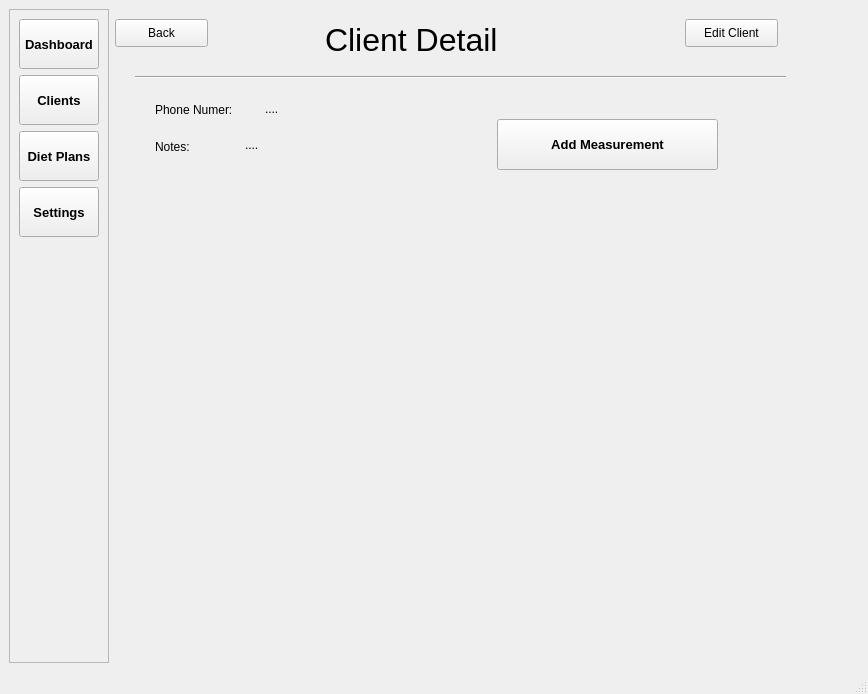
cavide-dev/dietician-client-tracker, file app/views/main_window.ui: the form before one commit.
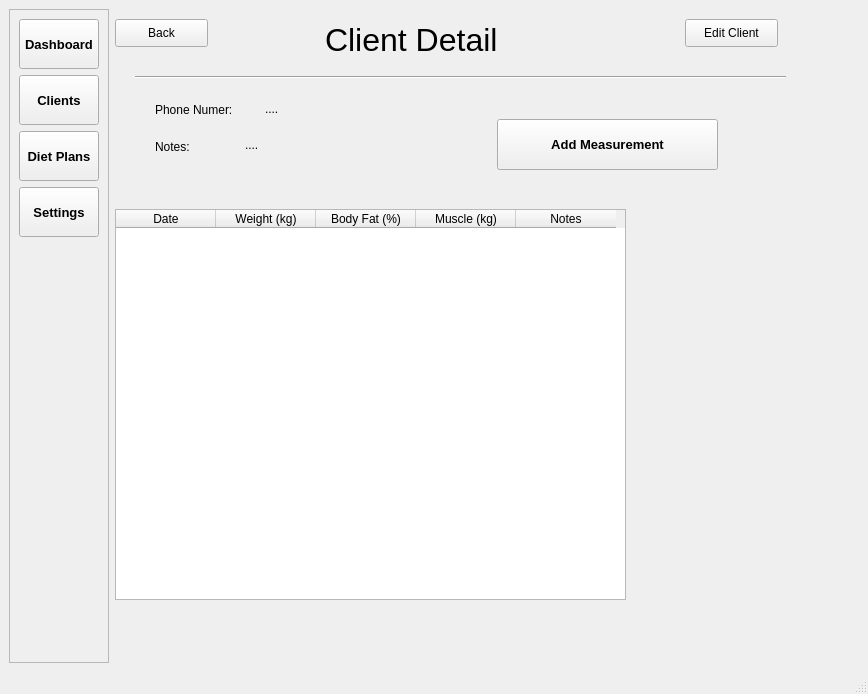
The form after the commit.

Commit message: feat: add measurements table to client detail view for tracking body metrics

```diff
--- a/app/views/main_window.ui
+++ b/app/views/main_window.ui
@@ -331,6 +331,41 @@
          <string>Add Measurement</string>
         </property>
        </widget>
+       <widget class="QTableWidget" name="table_measurements">
+        <property name="geometry">
+         <rect>
+          <x>0</x>
+          <y>200</y>
+          <width>511</width>
+          <height>391</height>
+         </rect>
+        </property>
+        <column>
+         <property name="text">
+          <string>Date</string>
+         </property>
+        </column>
+        <column>
+         <property name="text">
+          <string>Weight (kg)</string>
+         </property>
+        </column>
+        <column>
+         <property name="text">
+          <string>Body Fat (%)</string>
+         </property>
+        </column>
+        <column>
+         <property name="text">
+          <string>Muscle (kg)</string>
+         </property>
+        </column>
+        <column>
+         <property name="text">
+          <string>Notes</string>
+         </property>
+        </column>
+       </widget>
       </widget>
       <widget class="QWidget" name="page_add_client">
        <widget class="QPushButton" name="btn_save">
```
